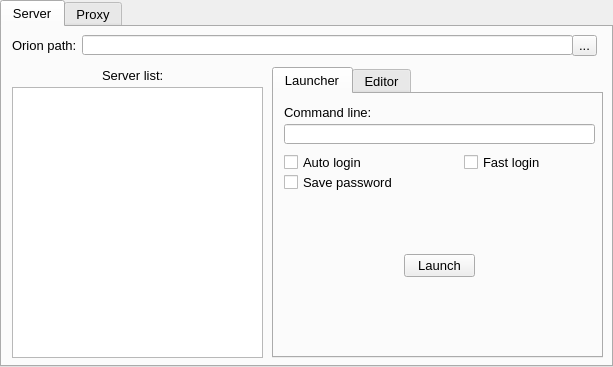
This is orionlauncherwindow.ui in Hotride/OrionLauncher as Qt 5 draws it before an edit. The edited form follows.
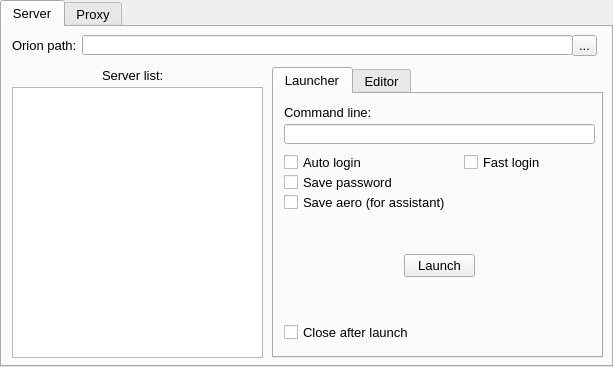
This is the edited form.

Commit message: Добавил регулировку aero для ассиса. Добавил автоматический опцию для автоматического выхода из лаунчера после запуска клиента.

Diff of the .ui file:
```diff
--- a/orionlauncherwindow.ui
+++ b/orionlauncherwindow.ui
@@ -155,6 +155,32 @@
            <string>Fast login</string>
           </property>
          </widget>
+         <widget class="QCheckBox" name="cb_LaunchSaveAero">
+          <property name="geometry">
+           <rect>
+            <x>10</x>
+            <y>100</y>
+            <width>171</width>
+            <height>17</height>
+           </rect>
+          </property>
+          <property name="text">
+           <string>Save aero (for assistant)</string>
+          </property>
+         </widget>
+         <widget class="QCheckBox" name="cb_LaunchCloseAfterLaunch">
+          <property name="geometry">
+           <rect>
+            <x>10</x>
+            <y>230</y>
+            <width>131</width>
+            <height>17</height>
+           </rect>
+          </property>
+          <property name="text">
+           <string>Close after launch</string>
+          </property>
+         </widget>
         </widget>
         <widget class="QWidget" name="tb_Editor">
          <attribute name="title">
```
The commit also changes 1 other file.
